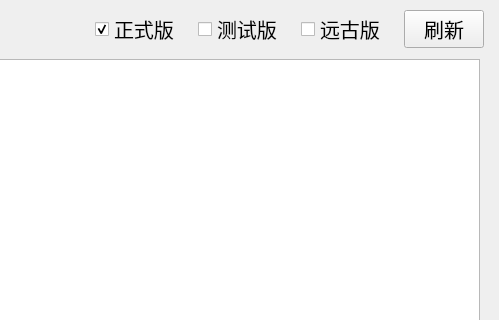
The window that UI/MainWindow/MainWindow.ui (SkyWorldStudio/Minecraft-Optimal-Starter_3) describes before a commit, drawn with Qt 5; both pictures show x 669 to 1168 and y 0 to 320 of the 1168 by 612 pixel window.
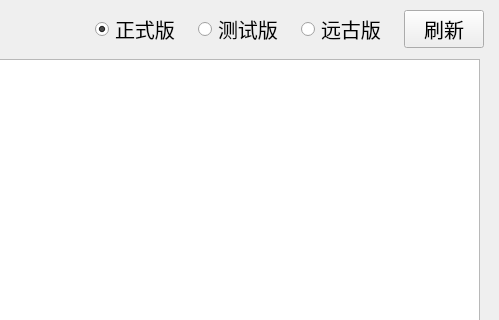
The same window after the commit. The open tabs and pages were chosen to show the change. Icons and pictures are not drawn. Custom widgets are drawn as their Qt base class.

The edit to the form file:
```diff
--- a/UI/MainWindow/MainWindow.ui
+++ b/UI/MainWindow/MainWindow.ui
@@ -2005,7 +2005,7 @@
                        <number>0</number>
                       </property>
                       <item>
-                       <widget class="QCheckBox" name="checkBox_page_download_mc_official">
+                       <widget class="QRadioButton" name="radioButton_page_download_mc_official">
                         <property name="sizePolicy">
                          <sizepolicy hsizetype="Maximum" vsizetype="Fixed">
                           <horstretch>0</horstretch>
@@ -2038,7 +2038,7 @@
                        </widget>
                       </item>
                       <item>
-                       <widget class="QCheckBox" name="checkBox_page_download_mc_test">
+                       <widget class="QRadioButton" name="radioButton_page_download_mc_test">
                         <property name="sizePolicy">
                          <sizepolicy hsizetype="Maximum" vsizetype="Fixed">
                           <horstretch>0</horstretch>
@@ -2068,7 +2068,7 @@
                        </widget>
                       </item>
                       <item>
-                       <widget class="QCheckBox" name="checkBox_page_download_mc_previously">
+                       <widget class="QRadioButton" name="radioButton_page_download_mc_previously">
                         <property name="sizePolicy">
                          <sizepolicy hsizetype="Maximum" vsizetype="Fixed">
                           <horstretch>0</horstretch>
```
Left out of the diff: 7 changed lines with no effect on the pictures.
